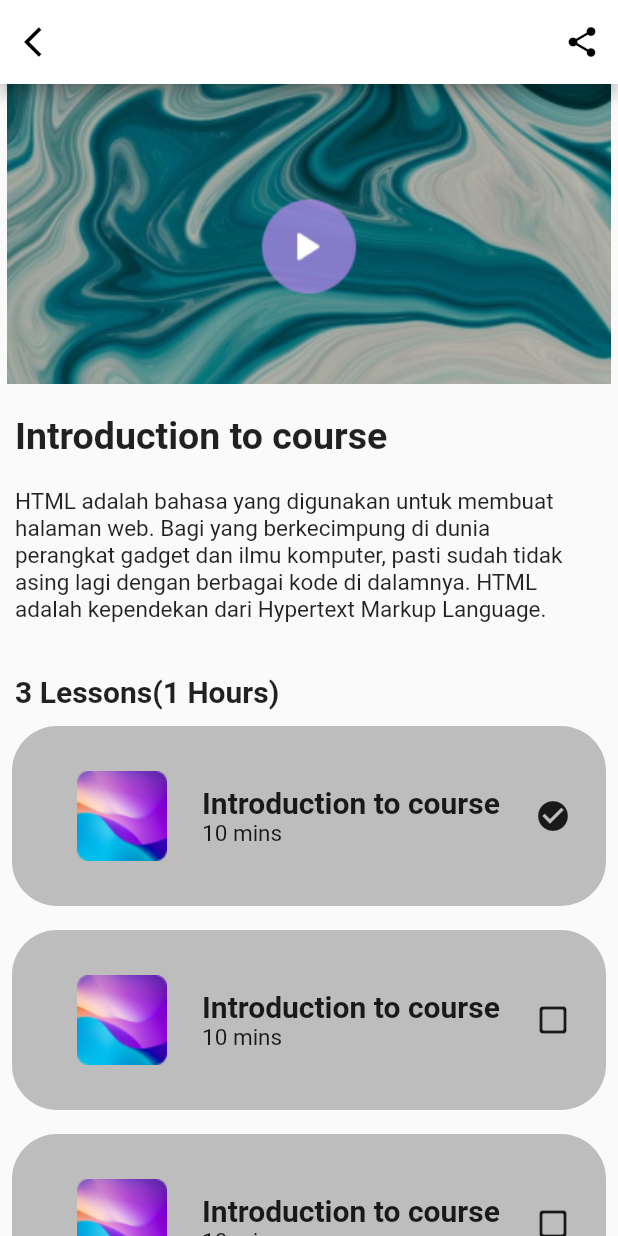
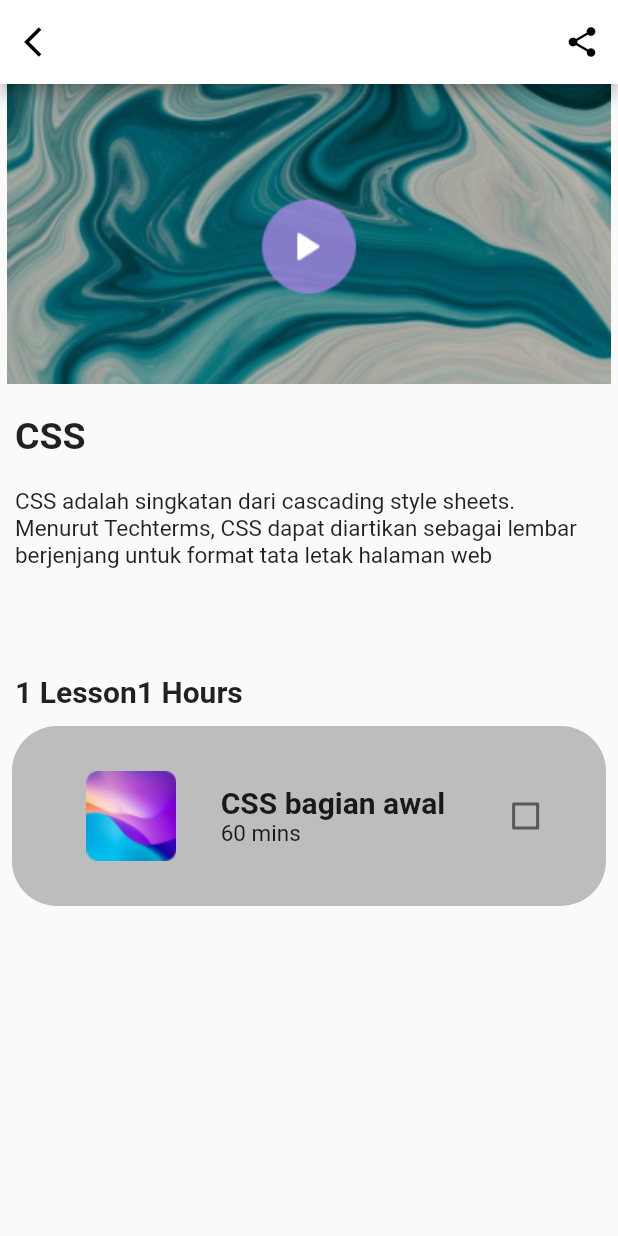
Before and after one commit to maulana2/e-dicoding, a Flutter app: the screen it shows after launch, after a tap on "CSS", on a phone screen of 412 x 824 dp. Run offline on Flutter 3.47's test engine with Material 2 defaults, Android fonts, the phone set to English and light mode, and no system bars.

Commit message:
ini sudah beres

```diff
--- a/lib/detail_screen.dart
+++ b/lib/detail_screen.dart
@@ -1,9 +1,17 @@
 import 'package:dicoding/models/detail_models.dart';
 import 'package:flutter/material.dart';
 
-class DetailScreen extends StatelessWidget {
+class DetailScreen extends StatefulWidget {
   final DetailClass detail;
   DetailScreen({required this.detail});
+
+  @override
+  State<DetailScreen> createState() => _DetailScreenState();
+}
+
+class _DetailScreenState extends State<DetailScreen> {
+  bool checkValue = false;
+
   @override
   Widget build(BuildContext context) {
     return Scaffold(
@@ -11,7 +19,7 @@ class DetailScreen extends StatelessWidget {
         backgroundColor: Color(0xffFFFFFF),
         leading: IconButton(
             onPressed: () {
-
+              Navigator.pop(context);
             },
             icon: Icon(
               Icons.arrow_back_ios,
@@ -39,21 +47,21 @@ class DetailScreen extends StatelessWidget {
             ),
           ),
           Container(
-            padding:const EdgeInsets.only(right: 20, left: 10, top: 20),
+            padding: const EdgeInsets.only(right: 20, left: 10, top: 20),
             height: 190,
             child: Column(
               crossAxisAlignment: CrossAxisAlignment.start,
               mainAxisAlignment: MainAxisAlignment.start,
               children: [
                 Text(
-                  "Introduction to course",
+                  widget.detail.title,
                   style: TextStyle(fontWeight: FontWeight.bold, fontSize: 25),
                 ),
                 SizedBox(
                   height: 20,
                 ),
                 Text(
-                  "HTML adalah bahasa yang digunakan untuk membuat halaman web. Bagi yang berkecimpung di dunia perangkat gadget dan ilmu komputer, pasti sudah tidak asing lagi dengan berbagai kode di dalamnya. HTML adalah kependekan dari Hypertext Markup Language.",
+                  widget.detail.paragraph,
                   style: TextStyle(fontSize: 15),
                 ),
               ],
@@ -65,14 +73,14 @@ class DetailScreen extends StatelessWidget {
             child: Row(
               children: [
                 Text(
-                  "3 Lessons",
+                  widget.detail.lesson,
                   style: TextStyle(
                     fontWeight: FontWeight.bold,
                     fontSize: 20,
                   ),
                 ),
                 Text(
-                  "(1 Hours)",
+                  widget.detail.hours,
                   style: TextStyle(
                     fontWeight: FontWeight.bold,
                     fontSize: 20,
@@ -102,97 +110,29 @@ class DetailScreen extends StatelessWidget {
                       crossAxisAlignment: CrossAxisAlignment.start,
                       children: [
                         Text(
-                          "Introduction to course",
+                          widget.detail.lessonTitle,
                           style: TextStyle(
                               fontSize: 20, fontWeight: FontWeight.bold),
                         ),
                         Text(
-                          "10 mins",
+                          widget.detail.lessonMins,
                           style: TextStyle(
                             fontSize: 15,
                           ),
                         ),
                       ],
                     ),
-                    Icon(Icons.check_circle)
-                  ],
-                ),
-              ),
-            ),
-          ),
-          Padding(
-            padding: const EdgeInsets.all(8.0),
-            child: InkWell(
-              onTap: () {},
-              child: Container(
-                padding: EdgeInsets.only(left: 20),
-                height: 120,
-                decoration: BoxDecoration(
-                    color: Colors.grey[400],
-                    borderRadius: BorderRadius.circular(30)),
-                child: Row(
-                  mainAxisAlignment: MainAxisAlignment.spaceEvenly,
-                  children: [
-                    Image(
-                      image: AssetImage('images/introduction.png'),
-                    ),
-                    Column(
-                      mainAxisAlignment: MainAxisAlignment.center,
-                      crossAxisAlignment: CrossAxisAlignment.start,
-                      children: [
-                        Text(
-                          "Introduction to course",
-                          style: TextStyle(
-                              fontSize: 20, fontWeight: FontWeight.bold),
-                        ),
-                        Text(
-                          "10 mins",
-                          style: TextStyle(
-                            fontSize: 15,
-                          ),
-                        ),
-                      ],
-                    ),
-                    Icon(Icons.check_box_outline_blank_rounded)
-                  ],
-                ),
-              ),
-            ),
-          ),
-          Padding(
-            padding: const EdgeInsets.all(8.0),
-            child: InkWell(
-              onTap: () {},
-              child: Container(
-                padding: EdgeInsets.only(left: 20),
-                height: 120,
-                decoration: BoxDecoration(
-                    color: Colors.grey[400],
-                    borderRadius: BorderRadius.circular(30)),
-                child: Row(
-                  mainAxisAlignment: MainAxisAlignment.spaceEvenly,
-                  children: [
-                    Image(
-                      image: AssetImage('images/introduction.png'),
-                    ),
-                    Column(
-                      mainAxisAlignment: MainAxisAlignment.center,
-                      crossAxisAlignment: CrossAxisAlignment.start,
-                      children: [
-                        Text(
-                          "Introduction to course",
-                          style: TextStyle(
-                              fontSize: 20, fontWeight: FontWeight.bold),
-                        ),
-                        Text(
-                          "10 mins",
-                          style: TextStyle(
-                            fontSize: 15,
-                          ),
-                        ),
-                      ],
-                    ),
-                    Icon(Icons.check_box_outline_blank_rounded)
+                    Checkbox(
+                        value: checkValue,
+                        onChanged: (bool? value) {
+                          setState(() {
+                            if (checkValue == true) {
+                              checkValue = true;
+                            } else if (checkValue == false) {
+                              checkValue = value!;
+                            }
+                          });
+                        })
                   ],
                 ),
               ),
--- a/lib/main.dart
+++ b/lib/main.dart
@@ -1,4 +1,5 @@
 import 'package:dicoding/main_screen.dart';
+
 import 'package:flutter/material.dart';
 
 void main() {
@@ -13,18 +14,7 @@ class MyApp extends StatelessWidget {
   Widget build(BuildContext context) {
     return MaterialApp(
       title: 'Flutter Demo',
-      theme: ThemeData(
-        // This is the theme of your application.
-        //
-        // Try running your application with "flutter run". You'll see the
-        // application has a blue toolbar. Then, without quitting the app, try
-        // changing the primarySwatch below to Colors.green and then invoke
-        // "hot reload" (press "r" in the console where you ran "flutter run",
-        // or simply save your changes to "hot reload" in a Flutter IDE).
-        // Notice that the counter didn't reset back to zero; the application
-        // is not restarted.
-        primarySwatch: Colors.blue,
-      ),
+
       home: MainScreen(),
     );
   }
--- a/lib/main_screen.dart
+++ b/lib/main_screen.dart
@@ -1,4 +1,5 @@
 import 'package:dicoding/detail_screen.dart';
+
 import 'package:flutter/material.dart';
 import './models/detail_models.dart';
 
@@ -123,7 +124,9 @@ class _MainScreenState extends State<MainScreen> {
               return InkWell(
                 onTap: () {
                   Navigator.push(context, MaterialPageRoute(builder: (context) {
-                    return DetailScreen(detail: detail,);
+                    return DetailScreen(
+                      detail: detail,
+                    );
                   }));
                 },
                 child: Card(
--- a/lib/models/detail_models.dart
+++ b/lib/models/detail_models.dart
@@ -1,3 +1,6 @@
+import 'package:flutter/cupertino.dart';
+import 'package:flutter/material.dart';
+
 class DetailClass {
   String title;
   String paragraph;
@@ -6,15 +9,22 @@ class DetailClass {
   String mins;
   String imageAssets;
   String stars;
+   late String lessonTitle;
+  late String lessonMins;
 
-  DetailClass(
-      {required this.stars,
+
+  DetailClass({
+    required this.stars,
     required this.title,
     required this.paragraph,
     required this.lesson,
     required this.hours,
     required this.mins,
-      required this.imageAssets});
+    required this.imageAssets,
+     required this.lessonTitle,
+    required this.lessonMins,
+
+  });
 }
 
 var detailClassList = [
@@ -22,18 +32,25 @@ var detailClassList = [
     title: 'CSS',
     paragraph:
         'CSS adalah singkatan dari cascading style sheets. Menurut Techterms, CSS dapat diartikan sebagai lembar berjenjang untuk format tata letak halaman web',
-      lesson: '1',
-      hours: '2 Hours',
-      mins: '20 Mins',
+    lesson: '1 Lesson',
+    hours: ('1 Hours'),
+    mins: '60 Mins',
     imageAssets: 'images/css.png',
-      stars: '4.9'),
+    stars: '4.9',
+   lessonTitle: "CSS bagian awal",
+
+   lessonMins: "60 mins"
+  ),
   DetailClass(
       stars: '4.8',
       title: 'HTML',
       paragraph:
           'Hypertext Markup Language adalah bahasa markah standar untuk dokumen yang dirancang untuk ditampilkan di peramban internet. Ini dapat dibantu oleh teknologi seperti Cascading Style Sheets dan bahasa scripting seperti JavaScript dan VBScript',
-      lesson: '2',
-      hours: '3 hours',
-      mins: '29 mins',
-      imageAssets: 'images/html.png')
+      lesson: '1 Lesson ',
+      hours: '(1 hours)',
+      mins: '60 mins',
+      imageAssets: 'images/html.png',
+
+      lessonMins: '60 mins',
+      lessonTitle: 'HTML bagian awal ')
 ];
```
Lines whose indentation alone changed are shown as unchanged.
